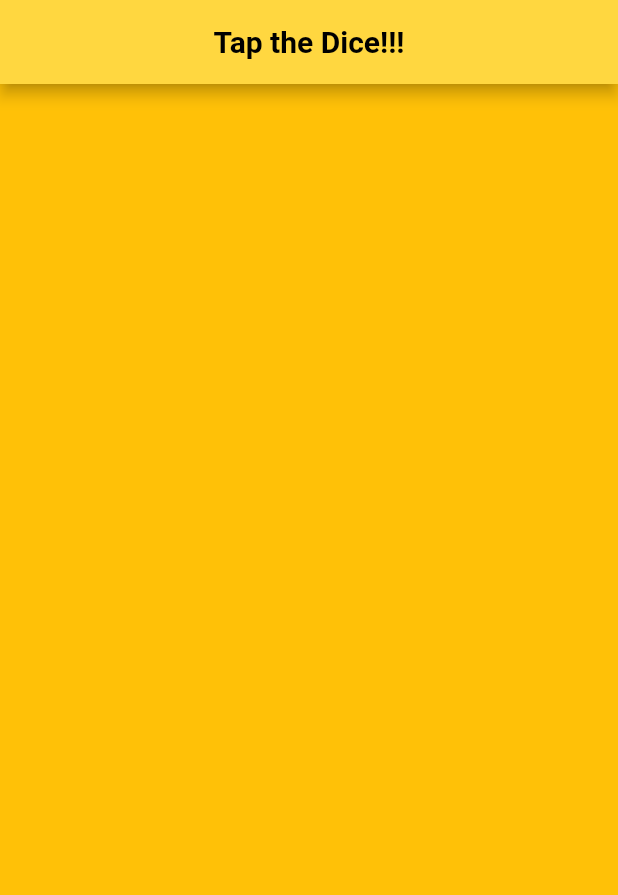
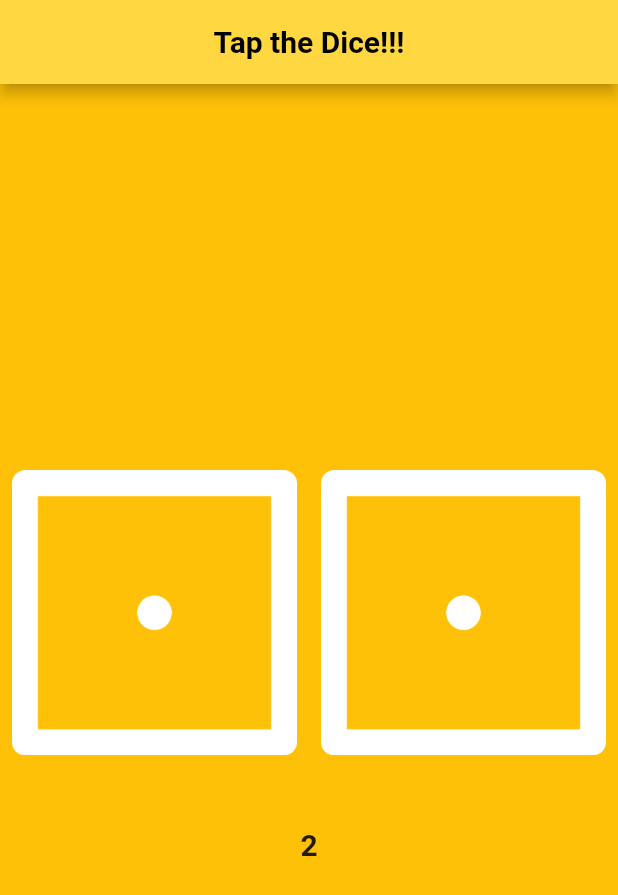
Before and after one commit to ThisIsAnshMalik/dice_app_mobx, a Flutter app: the screen it shows after launch, on a phone screen of 412 x 824 dp. Shown: the top 895 px of the screen. Run offline on Flutter 3.47's test engine with Material 2 defaults, Android fonts, the light colour scheme and no system bars.

Commit message:
UI is completed

```diff
--- a/lib/main.dart
+++ b/lib/main.dart
@@ -43,7 +43,29 @@ class _MyHomePageState extends State<MyHomePage> {
       body: Center(
         child: Column(
           mainAxisAlignment: MainAxisAlignment.center,
-          children: const <Widget>[],
+          children: <Widget>[
+            Row(
+              children: [
+                Expanded(
+                    child: TextButton(
+                  onPressed: (() {}),
+                  child: Image.asset("assets/Dice1.png"),
+                )),
+                Expanded(
+                    child: TextButton(
+                  onPressed: (() {}),
+                  child: Image.asset("assets/Dice1.png"),
+                ))
+              ],
+            ),
+            const SizedBox(
+              height: 40,
+            ),
+            const Text(
+              "2",
+              style: TextStyle(fontSize: 20, fontWeight: FontWeight.bold),
+            )
+          ],
         ),
       ),
     );
--- a/pubspec.yaml
+++ b/pubspec.yaml
@@ -60,9 +60,9 @@ flutter:
   uses-material-design: true
 
   # To add assets to your application, add an assets section, like this:
-  # assets:
-  #   - images/a_dot_burr.jpeg
-  #   - images/a_dot_ham.jpeg
+  assets:
+    - assets/
+
 
   # An image asset can refer to one or more resolution-specific "variants", see
   # https://flutter.dev/assets-and-images/#resolution-aware
```
